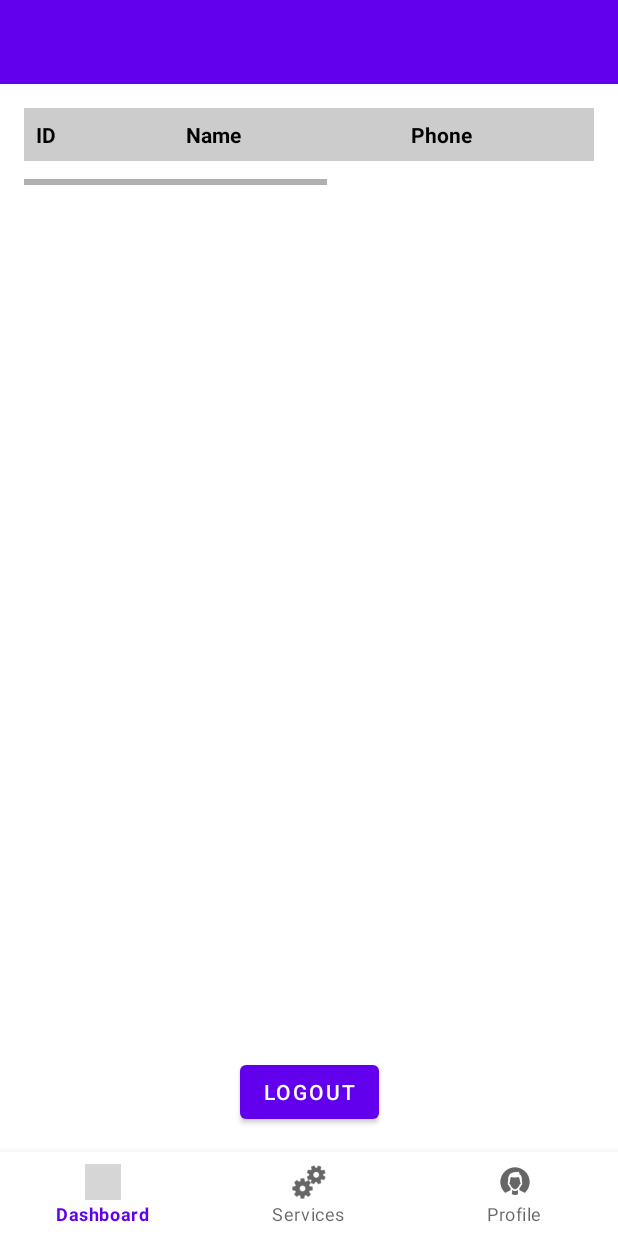
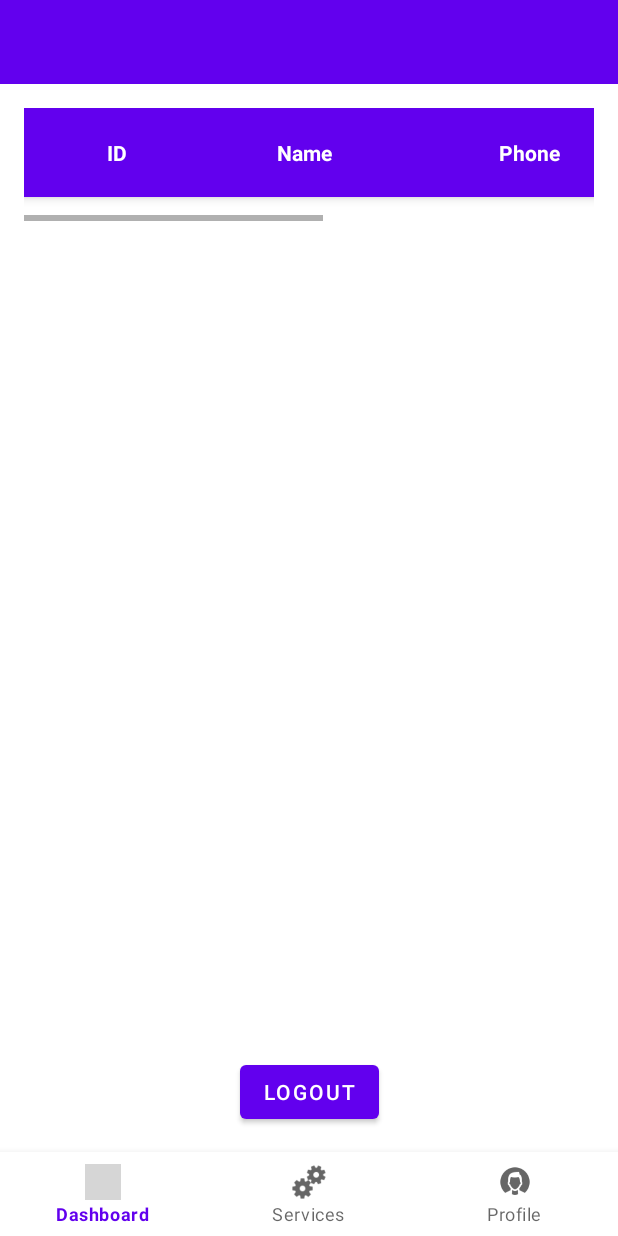
Before and after one commit to shahjalal-mahmud/MobiFixer, an Android app built with Jetpack Compose: the screen it shows after launch once a user with an empty profile is signed in (MainActivity), after a tap on "All Customers", on a phone screen of 412 x 824 dp. Run offline under Robolectric (Android 15) with nearby library versions, the light colour scheme and no system bars; our stand-ins replace Firebase (no records; nobody signed in at launch, a user with empty details on screens opened directly), navigation-ui; 1 statement that could not run was skipped; grey boxes are pictures that could not be loaded.

Commit message:
Fixed All Customer Fragment

```diff
--- a/app/src/main/res/layout/fragment_all_customers.xml
+++ b/app/src/main/res/layout/fragment_all_customers.xml
@@ -4,13 +4,17 @@
     xmlns:tools="http://schemas.android.com/tools"
     android:layout_width="match_parent"
     android:layout_height="match_parent"
-    android:padding="16dp">
+    android:padding="16dp"
+    android:background="@color/white">
 
     <!-- Horizontal ScrollView for wide data display -->
     <HorizontalScrollView
-        android:layout_width="match_parent"
+        android:layout_width="0dp"
         android:layout_height="wrap_content"
         android:scrollbars="horizontal"
+        app:layout_constraintTop_toTopOf="parent"
+        app:layout_constraintStart_toStartOf="parent"
+        app:layout_constraintEnd_toEndOf="parent"
         tools:ignore="MissingConstraints">
 
         <LinearLayout
@@ -23,43 +27,55 @@
                 android:layout_width="wrap_content"
                 android:layout_height="wrap_content"
                 android:orientation="horizontal"
-                android:padding="8dp"
-                android:background="#CCCCCC">
+                android:padding="12dp"
+                android:background="?attr/colorPrimarySurface"
+                android:elevation="4dp"
+                android:outlineProvider="background">
 
                 <TextView
                     android:text="@string/id"
                     android:layout_width="100dp"
                     android:layout_height="wrap_content"
-                    android:textColor="@color/black"
-                    android:textStyle="bold"/>
+                    android:textColor="@color/white"
+                    android:textStyle="bold"
+                    android:gravity="center"
+                    android:padding="8dp" />
 
                 <TextView
                     android:text="@string/name"
                     android:layout_width="150dp"
                     android:layout_height="wrap_content"
-                    android:textColor="@color/black"
-                    android:textStyle="bold"/>
+                    android:textColor="@color/white"
+                    android:textStyle="bold"
+                    android:gravity="center"
+                    android:padding="8dp" />
 
                 <TextView
                     android:text="@string/phone"
                     android:layout_width="150dp"
                     android:layout_height="wrap_content"
-                    android:textColor="@color/black"
-                    android:textStyle="bold"/>
+                    android:textColor="@color/white"
+                    android:textStyle="bold"
+                    android:gravity="center"
+                    android:padding="8dp" />
 
                 <TextView
                     android:text="@string/device"
                     android:layout_width="150dp"
                     android:layout_height="wrap_content"
-                    android:textColor="@color/black"
-                    android:textStyle="bold"/>
+                    android:textColor="@color/white"
+                    android:textStyle="bold"
+                    android:gravity="center"
+                    android:padding="8dp" />
 
                 <TextView
                     android:text="@string/delivery_date"
                     android:layout_width="150dp"
                     android:layout_height="wrap_content"
-                    android:textColor="@color/black"
-                    android:textStyle="bold"/>
+                    android:textColor="@color/white"
+                    android:textStyle="bold"
+                    android:gravity="center"
+                    android:padding="8dp" />
             </LinearLayout>
 
             <!-- RecyclerView -->
@@ -67,7 +83,9 @@
                 android:id="@+id/customer_recycler_view"
                 android:layout_width="wrap_content"
                 android:layout_height="wrap_content"
-                android:padding="8dp"/>
+                android:padding="8dp"
+                android:clipToPadding="false"
+                android:overScrollMode="never" />
         </LinearLayout>
     </HorizontalScrollView>
 
--- a/app/src/main/res/values/colors.xml
+++ b/app/src/main/res/values/colors.xml
@@ -12,4 +12,5 @@
     <color name="white">#FFFFFF</color>
     <color name="black">#000000</color>
     <color name="grey_600">#757575</color>
+    <color name="colorPrimarySurface">#6200EE</color>
 </resources>
```
